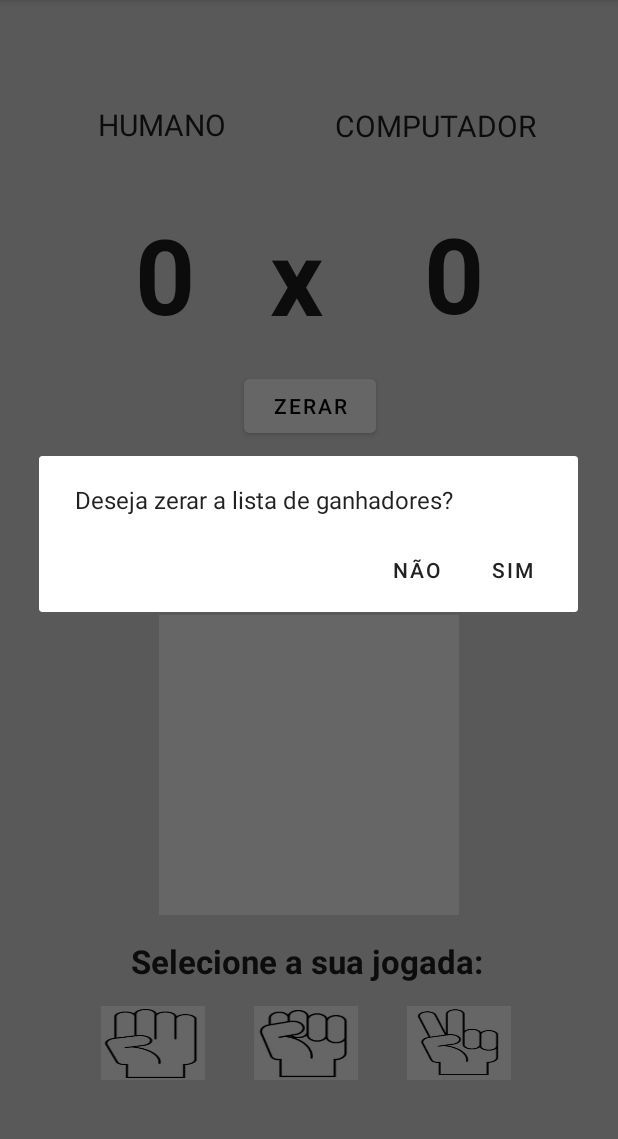
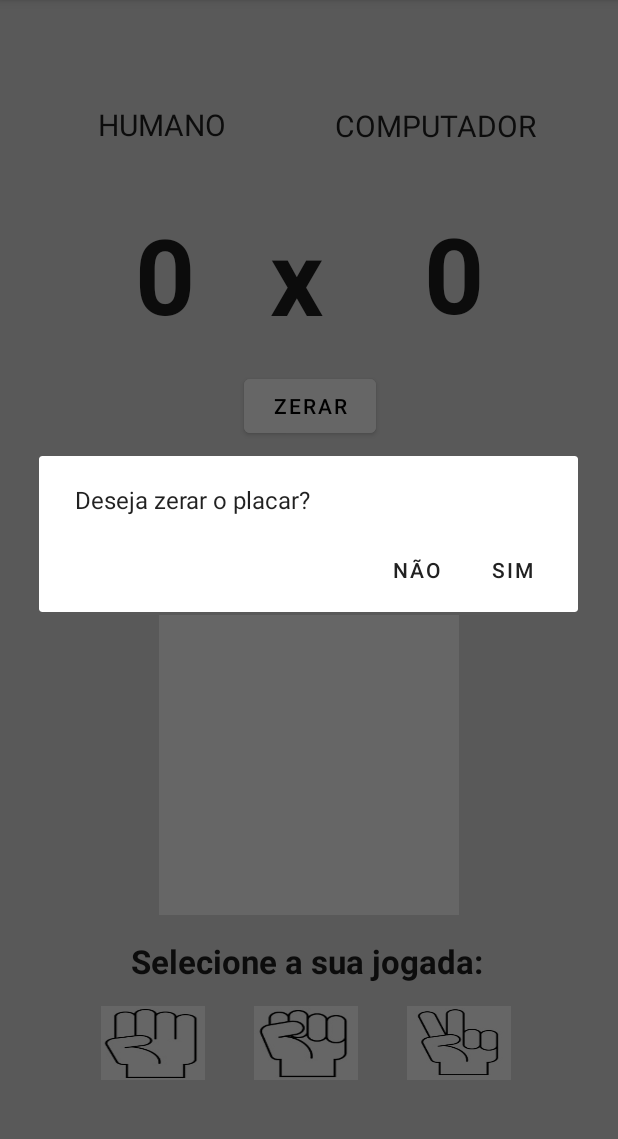
Before and after one commit to matheuswr89/jokenpo, an Android app: the screen it shows after launch (MainActivity), after a tap on "ZERAR", on a phone screen of 412 x 824 dp, the part 84-1223 px from its top. Run offline under Robolectric (Android 15) with nearby library versions, the phone set to English and light mode, and no system bars; our stand-ins replace Room's generated code.

Commit message:
Fix bugs

```diff
--- a/app/src/main/java/com/matheus/jokenpo/MainActivity.java
+++ b/app/src/main/java/com/matheus/jokenpo/MainActivity.java
@@ -73,7 +73,7 @@ public class MainActivity extends AppCompatActivity {
 
     public void alertConfirm(View view) {
         new AlertDialog.Builder(view.getContext())
-                .setMessage(R.string.deletar)
+                .setMessage(R.string.zerar_placar)
                 .setPositiveButton(R.string.sim, new DialogInterface.OnClickListener() {
                     public void onClick(DialogInterface dialog, int id) {
                         zerarContador();
--- a/app/src/main/java/com/matheus/jokenpo/Placares.java
+++ b/app/src/main/java/com/matheus/jokenpo/Placares.java
@@ -68,6 +68,7 @@ public class Placares extends AppCompatActivity {
     }
 
     public void mostrarLista(View view) {
+        textView.setText(R.string.obs);
         buttonZerar.setVisibility(Button.VISIBLE);
         if (!editTextTextPersonName.getText().toString().isEmpty()) {
             hideKeyboard(view.getContext(), view);
--- a/app/src/main/res/layout-land/placares.xml
+++ b/app/src/main/res/layout-land/placares.xml
@@ -92,7 +92,7 @@
         android:layout_marginBottom="4dp"
         android:backgroundTint="@color/white"
         android:onClick="zerarPlacar"
-        android:text="Zerar placar"
+        android:text="@string/button_zerar_placar"
         android:textColor="@color/black"
         app:layout_constraintBottom_toTopOf="@+id/lista"
         app:layout_constraintEnd_toEndOf="parent"
--- a/app/src/main/res/layout/placares.xml
+++ b/app/src/main/res/layout/placares.xml
@@ -98,7 +98,7 @@
             android:layout_height="wrap_content"
             android:backgroundTint="@color/white"
             android:onClick="zerarPlacar"
-            android:text="Zerar Placar"
+            android:text="@string/button_zerar_placar"
             android:textColor="@color/black"
             app:layout_constraintBottom_toTopOf="@+id/buttonLista"
             app:layout_constraintEnd_toEndOf="parent"
--- a/app/src/main/res/values/strings.xml
+++ b/app/src/main/res/values/strings.xml
@@ -13,6 +13,8 @@
     <string name="obs">Ganhador - Placar Hum - Placar PC - Tempo </string>
     <string name="place">Digite o seu nome aqui</string>
     <string name="deletar">Deseja zerar a lista de ganhadores?</string>
+    <string name="zerar_placar">Deseja zerar o placar?</string>
+    <string name="button_zerar_placar">Zerar placar</string>
     <string name="sim">Sim</string>
     <string name="nao">Não</string>
     <string name="mostrar">Mostrar Placar</string>
```
